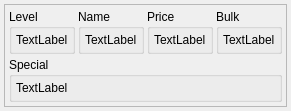
First picture: the form in WeaponWidget.ui, repository smithbt/StarfinderCharacterApp, before the edit.
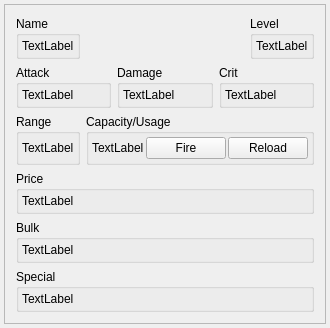
Second picture: the form after the edit.

Commit message: Started restructuring WeaponWidget to include more info.

```diff
--- a/WeaponWidget.ui
+++ b/WeaponWidget.ui
@@ -6,8 +6,8 @@
    <rect>
     <x>0</x>
     <y>0</y>
-    <width>257</width>
-    <height>95</height>
+    <width>300</width>
+    <height>278</height>
    </rect>
   </property>
   <property name="focusPolicy">
@@ -46,29 +46,64 @@
      <property name="midLineWidth">
       <number>2</number>
      </property>
-     <layout class="QHBoxLayout" name="horizontalLayout_2">
-      <property name="spacing">
-       <number>2</number>
-      </property>
-      <property name="leftMargin">
-       <number>4</number>
-      </property>
-      <property name="topMargin">
-       <number>4</number>
-      </property>
-      <property name="rightMargin">
-       <number>4</number>
-      </property>
-      <property name="bottomMargin">
-       <number>4</number>
-      </property>
+     <layout class="QVBoxLayout" name="verticalLayout">
       <item>
-       <layout class="QGridLayout" name="gridLayout">
-        <property name="spacing">
-         <number>3</number>
-        </property>
-        <item row="0" column="1">
-         <widget class="QGroupBox" name="groupBox">
+       <layout class="QHBoxLayout" name="horizontalLayout_2">
+        <item>
+         <widget class="QGroupBox" name="name_groupBox">
+          <property name="title">
+           <string>Name</string>
+          </property>
+          <property name="alignment">
+           <set>Qt::AlignLeading|Qt::AlignLeft|Qt::AlignTop</set>
+          </property>
+          <layout class="QGridLayout" name="gridLayout">
+           <property name="leftMargin">
+            <number>3</number>
+           </property>
+           <property name="topMargin">
+            <number>3</number>
+           </property>
+           <property name="rightMargin">
+            <number>3</number>
+           </property>
+           <property name="bottomMargin">
+            <number>3</number>
+           </property>
+           <property name="spacing">
+            <number>2</number>
+           </property>
+           <item row="0" column="0">
+            <widget class="QLabel" name="name_label">
+             <property name="text">
+              <string>TextLabel</string>
+             </property>
+            </widget>
+           </item>
+          </layout>
+         </widget>
+        </item>
+        <item>
+         <spacer name="horizontalSpacer">
+          <property name="orientation">
+           <enum>Qt::Horizontal</enum>
+          </property>
+          <property name="sizeHint" stdset="0">
+           <size>
+            <width>40</width>
+            <height>20</height>
+           </size>
+          </property>
+         </spacer>
+        </item>
+        <item>
+         <widget class="QGroupBox" name="level_groupBox">
+          <property name="sizePolicy">
+           <sizepolicy hsizetype="Minimum" vsizetype="Minimum">
+            <horstretch>0</horstretch>
+            <verstretch>0</verstretch>
+           </sizepolicy>
+          </property>
           <property name="title">
            <string>Level</string>
           </property>
@@ -76,17 +111,20 @@
            <set>Qt::AlignLeading|Qt::AlignLeft|Qt::AlignTop</set>
           </property>
           <layout class="QGridLayout" name="gridLayout_2">
+           <property name="sizeConstraint">
+            <enum>QLayout::SetMinimumSize</enum>
+           </property>
            <property name="leftMargin">
-            <number>4</number>
+            <number>3</number>
            </property>
            <property name="topMargin">
-            <number>4</number>
+            <number>3</number>
            </property>
            <property name="rightMargin">
-            <number>4</number>
+            <number>3</number>
            </property>
            <property name="bottomMargin">
-            <number>4</number>
+            <number>3</number>
            </property>
            <property name="spacing">
             <number>2</number>
@@ -101,32 +139,64 @@
           </layout>
          </widget>
         </item>
-        <item row="0" column="4">
-         <widget class="QGroupBox" name="groupBox_3">
+       </layout>
+      </item>
+      <item>
+       <layout class="QHBoxLayout" name="horizontalLayout_4">
+        <item>
+         <widget class="QGroupBox" name="attack_groupBox">
           <property name="title">
-           <string>Bulk</string>
+           <string>Attack</string>
           </property>
-          <property name="alignment">
-           <set>Qt::AlignLeading|Qt::AlignLeft|Qt::AlignTop</set>
+          <layout class="QGridLayout" name="gridLayout_5">
+           <property name="leftMargin">
+            <number>3</number>
+           </property>
+           <property name="topMargin">
+            <number>3</number>
+           </property>
+           <property name="rightMargin">
+            <number>3</number>
+           </property>
+           <property name="bottomMargin">
+            <number>3</number>
+           </property>
+           <property name="spacing">
+            <number>2</number>
+           </property>
+           <item row="0" column="0">
+            <widget class="QLabel" name="attack_label">
+             <property name="text">
+              <string>TextLabel</string>
+             </property>
+            </widget>
+           </item>
+          </layout>
+         </widget>
+        </item>
+        <item>
+         <widget class="QGroupBox" name="damage_groupBox">
+          <property name="title">
+           <string>Damage</string>
           </property>
           <layout class="QGridLayout" name="gridLayout_4">
            <property name="leftMargin">
-            <number>4</number>
+            <number>3</number>
            </property>
            <property name="topMargin">
-            <number>4</number>
+            <number>3</number>
            </property>
            <property name="rightMargin">
-            <number>4</number>
+            <number>3</number>
            </property>
            <property name="bottomMargin">
-            <number>4</number>
+            <number>3</number>
            </property>
            <property name="spacing">
             <number>2</number>
            </property>
            <item row="0" column="0">
-            <widget class="QLabel" name="bulk_label">
+            <widget class="QLabel" name="damagelabel">
              <property name="text">
               <string>TextLabel</string>
              </property>
@@ -135,32 +205,29 @@
           </layout>
          </widget>
         </item>
-        <item row="0" column="2">
-         <widget class="QGroupBox" name="groupBox_2">
+        <item>
+         <widget class="QGroupBox" name="crit_groupBox">
           <property name="title">
-           <string>Name</string>
-          </property>
-          <property name="alignment">
-           <set>Qt::AlignLeading|Qt::AlignLeft|Qt::AlignTop</set>
+           <string>Crit</string>
           </property>
           <layout class="QGridLayout" name="gridLayout_3">
            <property name="leftMargin">
-            <number>4</number>
+            <number>3</number>
            </property>
            <property name="topMargin">
-            <number>4</number>
+            <number>3</number>
            </property>
            <property name="rightMargin">
-            <number>4</number>
+            <number>3</number>
            </property>
            <property name="bottomMargin">
-            <number>4</number>
+            <number>3</number>
            </property>
            <property name="spacing">
             <number>2</number>
            </property>
            <item row="0" column="0">
-            <widget class="QLabel" name="name_label">
+            <widget class="QLabel" name="crit_label">
              <property name="text">
               <string>TextLabel</string>
              </property>
@@ -169,32 +236,33 @@
           </layout>
          </widget>
         </item>
-        <item row="0" column="3">
-         <widget class="QGroupBox" name="groupBox_4">
+       </layout>
+      </item>
+      <item>
+       <layout class="QHBoxLayout" name="horizontalLayout_5">
+        <item>
+         <widget class="QGroupBox" name="range_groupBox">
           <property name="title">
-           <string>Price</string>
+           <string>Range</string>
           </property>
-          <property name="alignment">
-           <set>Qt::AlignLeading|Qt::AlignLeft|Qt::AlignTop</set>
-          </property>
-          <layout class="QGridLayout" name="gridLayout_5">
+          <layout class="QGridLayout" name="gridLayout_8">
            <property name="leftMargin">
-            <number>4</number>
+            <number>3</number>
            </property>
            <property name="topMargin">
-            <number>4</number>
+            <number>3</number>
            </property>
            <property name="rightMargin">
-            <number>4</number>
+            <number>3</number>
            </property>
            <property name="bottomMargin">
-            <number>4</number>
+            <number>3</number>
            </property>
            <property name="spacing">
             <number>2</number>
            </property>
            <item row="0" column="0">
-            <widget class="QLabel" name="price_label">
+            <widget class="QLabel" name="range_label">
              <property name="text">
               <string>TextLabel</string>
              </property>
@@ -203,42 +271,155 @@
           </layout>
          </widget>
         </item>
-        <item row="1" column="1" colspan="4">
-         <widget class="QGroupBox" name="groupBox_5">
+        <item>
+         <widget class="QGroupBox" name="ammo_groupBox">
           <property name="title">
-           <string>Special</string>
+           <string>Capacity/Usage</string>
           </property>
-          <property name="alignment">
-           <set>Qt::AlignLeading|Qt::AlignLeft|Qt::AlignTop</set>
-          </property>
-          <layout class="QGridLayout" name="gridLayout_6">
+          <layout class="QGridLayout" name="gridLayout_9">
            <property name="leftMargin">
-            <number>4</number>
+            <number>3</number>
            </property>
            <property name="topMargin">
-            <number>4</number>
+            <number>3</number>
            </property>
            <property name="rightMargin">
-            <number>4</number>
+            <number>3</number>
            </property>
            <property name="bottomMargin">
-            <number>4</number>
+            <number>3</number>
            </property>
            <property name="spacing">
             <number>2</number>
            </property>
            <item row="0" column="0">
-            <widget class="QLabel" name="special_label">
+            <widget class="QLabel" name="ammo_label">
              <property name="text">
               <string>TextLabel</string>
              </property>
             </widget>
            </item>
+           <item row="0" column="1">
+            <widget class="QPushButton" name="fire_pushButton">
+             <property name="text">
+              <string>Fire</string>
+             </property>
+            </widget>
+           </item>
+           <item row="0" column="2">
+            <widget class="QPushButton" name="reload_pushButton">
+             <property name="text">
+              <string>Reload</string>
+             </property>
+            </widget>
+           </item>
           </layout>
          </widget>
         </item>
        </layout>
       </item>
+      <item>
+       <widget class="QGroupBox" name="price_groupBox">
+        <property name="title">
+         <string>Price</string>
+        </property>
+        <property name="alignment">
+         <set>Qt::AlignLeading|Qt::AlignLeft|Qt::AlignTop</set>
+        </property>
+        <layout class="QGridLayout" name="gridLayout_6">
+         <property name="leftMargin">
+          <number>3</number>
+         </property>
+         <property name="topMargin">
+          <number>3</number>
+         </property>
+         <property name="rightMargin">
+          <number>3</number>
+         </property>
+         <property name="bottomMargin">
+          <number>3</number>
+         </property>
+         <property name="spacing">
+          <number>2</number>
+         </property>
+         <item row="0" column="0">
+          <widget class="QLabel" name="price_label">
+           <property name="text">
+            <string>TextLabel</string>
+           </property>
+          </widget>
+         </item>
+        </layout>
+       </widget>
+      </item>
+      <item>
+       <widget class="QGroupBox" name="bulk_groupBox">
+        <property name="title">
+         <string>Bulk</string>
+        </property>
+        <property name="alignment">
+         <set>Qt::AlignLeading|Qt::AlignLeft|Qt::AlignTop</set>
+        </property>
+        <layout class="QGridLayout" name="gridLayout_10">
+         <property name="leftMargin">
+          <number>3</number>
+         </property>
+         <property name="topMargin">
+          <number>3</number>
+         </property>
+         <property name="rightMargin">
+          <number>3</number>
+         </property>
+         <property name="bottomMargin">
+          <number>3</number>
+         </property>
+         <property name="spacing">
+          <number>2</number>
+         </property>
+         <item row="0" column="0">
+          <widget class="QLabel" name="bulk_label">
+           <property name="text">
+            <string>TextLabel</string>
+           </property>
+          </widget>
+         </item>
+        </layout>
+       </widget>
+      </item>
+      <item>
+       <widget class="QGroupBox" name="special_groupBox">
+        <property name="title">
+         <string>Special</string>
+        </property>
+        <property name="alignment">
+         <set>Qt::AlignLeading|Qt::AlignLeft|Qt::AlignTop</set>
+        </property>
+        <layout class="QGridLayout" name="gridLayout_7">
+         <property name="leftMargin">
+          <number>3</number>
+         </property>
+         <property name="topMargin">
+          <number>3</number>
+         </property>
+         <property name="rightMargin">
+          <number>3</number>
+         </property>
+         <property name="bottomMargin">
+          <number>3</number>
+         </property>
+         <property name="spacing">
+          <number>2</number>
+         </property>
+         <item row="0" column="0">
+          <widget class="QLabel" name="special_label">
+           <property name="text">
+            <string>TextLabel</string>
+           </property>
+          </widget>
+         </item>
+        </layout>
+       </widget>
+      </item>
      </layout>
     </widget>
    </item>
```
The commit also changes 2 other files.
